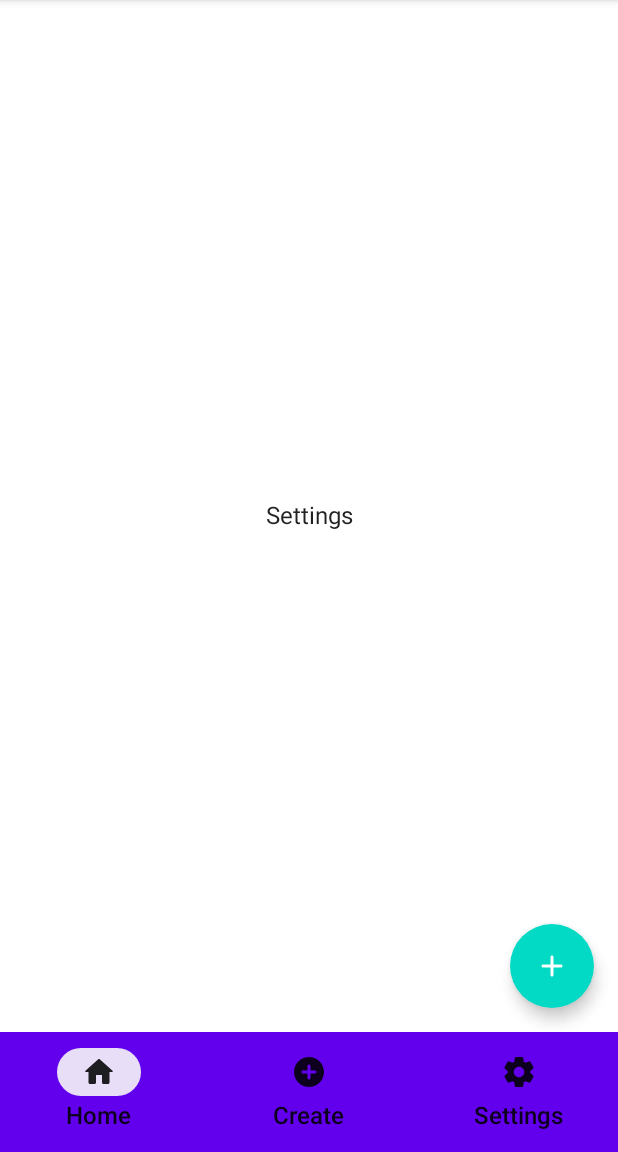
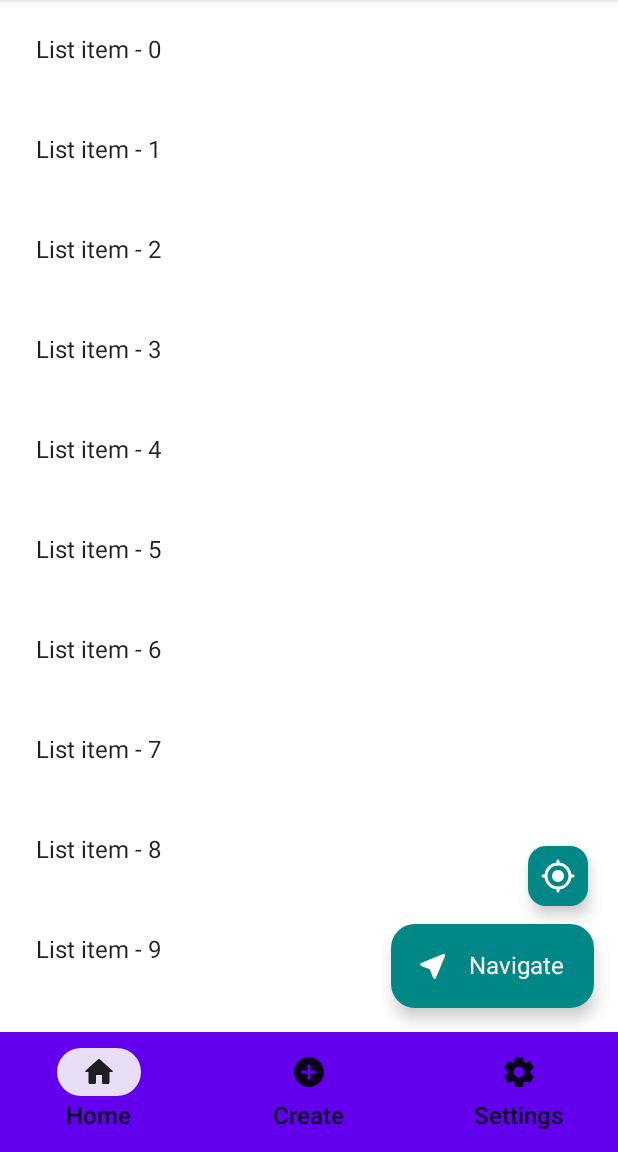
Before and after one commit to MrNtlu/JetpackCompose-Basics, an Android app built with Jetpack Compose: the SettingsScreen screen opened through its navigation route, on a phone screen of 412 x 824 dp, the part 84-1236 px from its top. Run offline under Robolectric (Android 15) with nearby library versions, the phone set to English and light mode, and no system bars; our stand-ins replace accompanist.

Commit message:
FAB variations added.

```diff
--- a/app/build.gradle
+++ b/app/build.gradle
@@ -54,6 +54,7 @@ dependencies {
     implementation "androidx.compose.ui:ui:$compose_ui_version"
     implementation "androidx.compose.ui:ui-tooling-preview:$compose_ui_version"
     implementation 'androidx.compose.material:material:1.3.1'
+    implementation "androidx.compose.material:material-icons-extended:$compose_ui_version"
 
     def nav_version = "2.5.3"
     implementation "androidx.navigation:navigation-compose:$nav_version"
--- a/app/src/main/java/com/mrntlu/jetpackcomposeuicomponents/MainActivity.kt
+++ b/app/src/main/java/com/mrntlu/jetpackcomposeuicomponents/MainActivity.kt
@@ -15,16 +15,22 @@ import androidx.compose.foundation.shape.RoundedCornerShape
 import androidx.compose.foundation.text.KeyboardActions
 import androidx.compose.foundation.text.KeyboardOptions
 import androidx.compose.material.*
+import androidx.compose.material.FabPosition
+import androidx.compose.material.Icon
+import androidx.compose.material.MaterialTheme
 import androidx.compose.material.MaterialTheme.colors
 import androidx.compose.material.SnackbarDefaults.backgroundColor
+import androidx.compose.material.Text
+import androidx.compose.material.TextField
+import androidx.compose.material.TextFieldDefaults
+import androidx.compose.material.TopAppBar
 import androidx.compose.material.icons.Icons
 import androidx.compose.material.icons.filled.Add
 import androidx.compose.material.icons.filled.Check
 import androidx.compose.material.icons.filled.Delete
 import androidx.compose.material.icons.filled.Edit
 import androidx.compose.material.icons.rounded.*
-import androidx.compose.material3.BottomAppBarDefaults
-import androidx.compose.material3.NavigationBarItem
+import androidx.compose.material3.*
 import androidx.compose.runtime.*
 import androidx.compose.ui.Alignment
 import androidx.compose.ui.Modifier
@@ -280,16 +286,55 @@ fun MainScreen(
                 enter = scaleIn(),
                 exit = scaleOut(),
             ) {
+                if (navController.currentBackStackEntryAsState().value?.destination?.route == "home") {
                     FloatingActionButton(
                         onClick = {
                             sharedViewModel.fabOnClick.value.invoke()
                         },
+                        containerColor = MaterialTheme.colors.secondary,
+                        shape = RoundedCornerShape(16.dp),
                     ) {
                         Icon(
                             imageVector = Icons.Rounded.Add,
                             contentDescription = "Add FAB",
                             tint = Color.White,
                         )
+                    }
+                } else if (navController.currentBackStackEntryAsState().value?.destination?.route == "settings") {
+                    Column(
+                        horizontalAlignment = Alignment.End,
+                        verticalArrangement = Arrangement.Center,
+                    ) {
+                        SmallFloatingActionButton(
+                            onClick = { sharedViewModel.smallFabOnClick.value.invoke() },
+                            containerColor = colors.secondaryVariant,
+                            shape = RoundedCornerShape(12.dp),
+                        ) {
+                            Icon(
+                                imageVector = Icons.Rounded.MyLocation,
+                                contentDescription = "Location FAB",
+                                tint = Color.White,
+                            )
+                        }
+
+                        Spacer(modifier = Modifier.height(8.dp))
+
+                        ExtendedFloatingActionButton(
+                            text = {
+                                Text(text = "Navigate", color = Color.White)
+                            },
+                            icon = {
+                                Icon(
+                                    imageVector = Icons.Rounded.NearMe,
+                                    contentDescription = "Navigate FAB",
+                                    tint = Color.White,
+                                )
+                            },
+                            onClick = { sharedViewModel.fabOnClick.value.invoke() },
+                            expanded = sharedViewModel.expandedFab.value,
+                            containerColor = colors.secondaryVariant,
+                        )
+                    }
                 }
             }
         },
--- a/app/src/main/java/com/mrntlu/jetpackcomposeuicomponents/ui/SettingsScreen.kt
+++ b/app/src/main/java/com/mrntlu/jetpackcomposeuicomponents/ui/SettingsScreen.kt
@@ -1,10 +1,18 @@
 package com.mrntlu.jetpackcomposeuicomponents.ui
 
 import android.widget.Toast
+import androidx.compose.foundation.layout.fillMaxSize
+import androidx.compose.foundation.layout.padding
+import androidx.compose.foundation.lazy.LazyColumn
+import androidx.compose.foundation.lazy.rememberLazyListState
 import androidx.compose.material.Text
 import androidx.compose.runtime.Composable
 import androidx.compose.runtime.LaunchedEffect
+import androidx.compose.runtime.derivedStateOf
+import androidx.compose.runtime.remember
+import androidx.compose.ui.Modifier
 import androidx.compose.ui.platform.LocalContext
+import androidx.compose.ui.unit.dp
 import com.mrntlu.jetpackcomposeuicomponents.viewmodels.SharedViewModel
 
 @Composable
@@ -12,12 +20,35 @@ fun SettingsScreen(
     sharedViewModel: SharedViewModel,
 ) {
     val context = LocalContext.current
+    val listState = rememberLazyListState()
+    val expandedFabState = remember {
+        derivedStateOf {
+            listState.firstVisibleItemIndex == 0
+        }
+    }
+
+    LaunchedEffect(key1 = expandedFabState.value) {
+        sharedViewModel.expandedFab.value = expandedFabState.value
+    }
 
     LaunchedEffect(key1 = Unit) {
         sharedViewModel.fabOnClick.value = {
             Toast.makeText(context, "Settings FAB Clicked", Toast.LENGTH_SHORT).show()
         }
+
+        sharedViewModel.smallFabOnClick.value = {
+            Toast.makeText(context, "Settings Small FAB Clicked", Toast.LENGTH_SHORT).show()
+        }
     }
 
-    Text(text = "Settings")
+    LazyColumn(state = listState, modifier = Modifier.fillMaxSize()) {
+        for (index in 0 until 100) {
+            item {
+                Text(
+                    text = "List item - $index",
+                    modifier = Modifier.padding(24.dp)
+                )
+            }
+        }
+    }
 }
--- a/app/src/main/java/com/mrntlu/jetpackcomposeuicomponents/viewmodels/SharedViewModel.kt
+++ b/app/src/main/java/com/mrntlu/jetpackcomposeuicomponents/viewmodels/SharedViewModel.kt
@@ -5,4 +5,7 @@ import androidx.lifecycle.ViewModel
 
 class SharedViewModel: ViewModel() {
     var fabOnClick = mutableStateOf({})
+    var smallFabOnClick = mutableStateOf({})
+
+    val expandedFab = mutableStateOf(true)
 }
```
Lines whose indentation alone changed are shown as unchanged.
